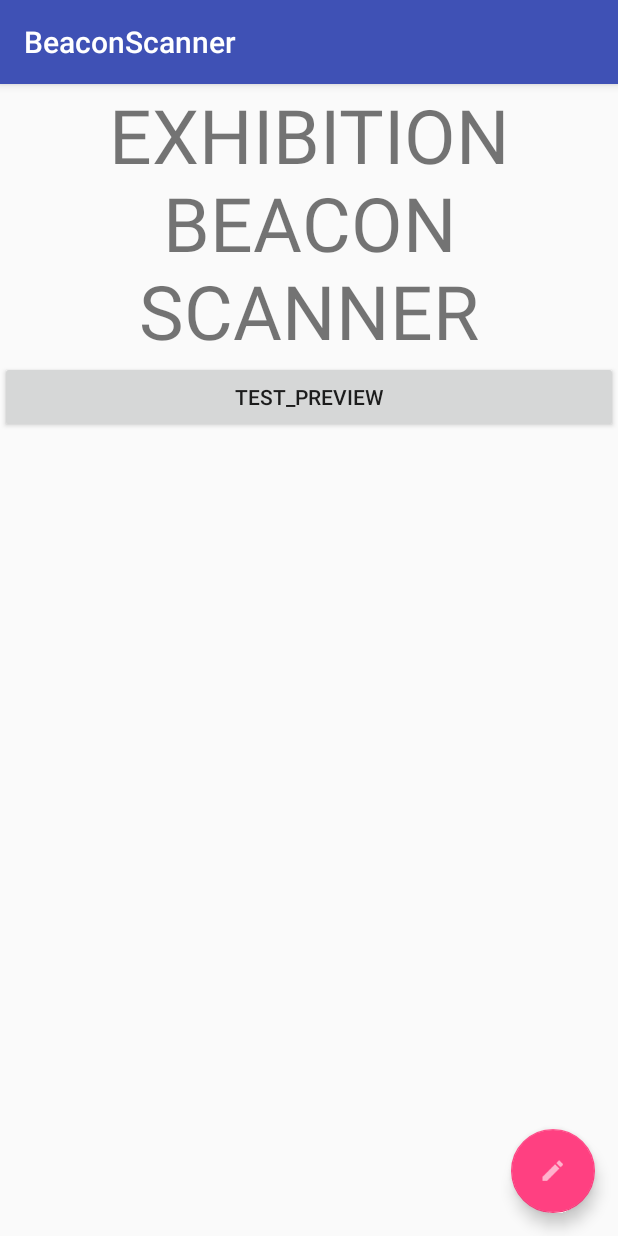
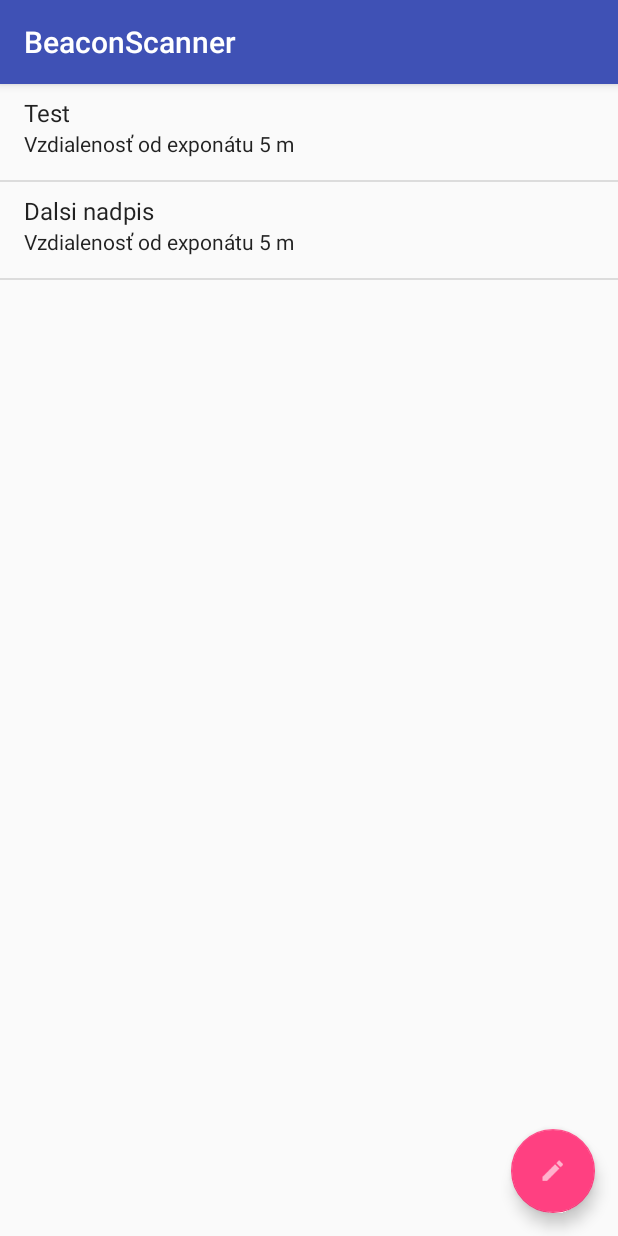
Before and after one commit to LuboZl/BeaconScannerAndroid, an Android app: the screen it shows after launch (MainActivity), on a phone screen of 412 x 824 dp. Run offline under Robolectric (Android 15) with nearby library versions, the phone set to English and light mode, and no system bars; our stand-ins replace Firebase (no records; nobody signed in at launch, a user with empty details on screens opened directly).

Commit message:
Added ListView to the main activity.

```diff
--- a/app/src/main/java/team1/com/beaconscanner/AddExhibit.java
+++ b/app/src/main/java/team1/com/beaconscanner/AddExhibit.java
@@ -1,6 +1,5 @@
 package team1.com.beaconscanner;
 
-import android.media.Image;
 import android.support.v7.app.AppCompatActivity;
 import android.os.Bundle;
 import android.util.Log;
--- a/app/src/main/java/team1/com/beaconscanner/Exhibit.java
+++ b/app/src/main/java/team1/com/beaconscanner/Exhibit.java
@@ -8,12 +8,14 @@ public class Exhibit {
     private String title;
     private String about;
     private String image;
+    private String distance;
 
     public Exhibit(String id, String title, String about, String image) {
         this.id = id;
         this.title = title;
         this.about = about;
         this.image = image;
+        this.distance = "5";
     }
 
     public String getId() {
@@ -47,4 +49,12 @@ public class Exhibit {
     public void setImage(String image) {
         this.image = image;
     }
+
+    public String getDistance() {
+        return distance;
+    }
+
+    public void setDistance(String distance) {
+        this.distance = distance;
+    }
 }
--- a/app/src/main/java/team1/com/beaconscanner/MainActivity.java
+++ b/app/src/main/java/team1/com/beaconscanner/MainActivity.java
@@ -3,51 +3,75 @@ package team1.com.beaconscanner;
 import android.bluetooth.BluetoothDevice;
 import android.content.Intent;
 import android.os.Bundle;
+import android.support.annotation.NonNull;
 import android.support.design.widget.FloatingActionButton;
 import android.support.v7.app.AppCompatActivity;
 import android.util.Log;
 import android.view.View;
+import android.view.ViewGroup;
+import android.widget.AdapterView;
+import android.widget.ArrayAdapter;
 import android.widget.Button;
+import android.widget.ListView;
+import android.widget.TextView;
+
+import java.util.ArrayList;
 
 public class MainActivity extends AppCompatActivity implements BluetoothScanner.BluetoothScannerListener {
     private ExhibitFirebase mExhibitFirebase;
     private BluetoothScanner mBluetoothScanner;
     private String TAG = "MainActivity";
+    private ListView exhibitionsListView;
 
     @Override
     protected void onCreate(Bundle savedInstanceState) {
         super.onCreate(savedInstanceState);
         setContentView(R.layout.activity_main);
 
+        exhibitionsListView = (ListView) findViewById(R.id.exhibitions);
         mExhibitFirebase = new ExhibitFirebase(this);
         mBluetoothScanner = new BluetoothScanner(this);
+
+        final ArrayList<Exhibit> exhibitions = new ArrayList<>();
+        exhibitions.add(new Exhibit("5", "Test", "Nejaky popis", "URL obrazku"));
+        exhibitions.add(new Exhibit("6", "Dalsi nadpis", "Iny popis", "URL obrazku"));
+
+        exhibitionsListView.setAdapter(new ArrayAdapter(this, android.R.layout.simple_list_item_2, android.R.id.text1, exhibitions) {
+            @NonNull
+            @Override
+            public View getView(int position, View convertView, ViewGroup parent) {
+                View view = super.getView(position, convertView, parent);
+                TextView text1 = (TextView) view.findViewById(android.R.id.text1);
+                TextView text2 = (TextView) view.findViewById(android.R.id.text2);
+
+                text1.setText(exhibitions.get(position).getTitle());
+                text2.setText("Vzdialenosť od exponátu "+ exhibitions.get(position).getDistance() + " m");
+                return view;
+            }
+        });
+        exhibitionsListView.setOnItemClickListener(new AdapterView.OnItemClickListener() {
+            @Override
+            public void onItemClick(AdapterView<?> arg0, View arg1, int position, long arg3) {
+                Object o = exhibitionsListView.getItemAtPosition(position);
+
+                Intent intent = new Intent(getBaseContext(), PreviewExhibit.class);
+                startActivity(intent);
+            }
+        });
 
         FloatingActionButton fab = (FloatingActionButton) findViewById(R.id.fab);
         fab.setOnClickListener(new View.OnClickListener() {
             @Override
             public void onClick(View view) {
-                Log.d(TAG,"fab clicked!");
-//                Intent intent = new Intent(this, AddExhibit.class);
                 Intent intent = new Intent(getBaseContext(), AddExhibit.class);
                 intent.putExtra("exhibit_edit",false);
-                startActivity(intent);
-//                goToNewExhibitActivity();
-            }
-        });
-        Button test_preview = (Button) findViewById(R.id.btn_preview);
-        test_preview.setOnClickListener(new View.OnClickListener() {
-            @Override
-            public void onClick(View view) {
-                Log.d(TAG,"btn_preview clicked!");
-                Intent intent = new Intent(getBaseContext(), PreviewExhibit.class);
                 startActivity(intent);
             }
         });
     }
 
     void addExhibitToFirebase(BluetoothDevice device){
-        Exhibit exhibit = new Exhibit(device.getAddress(), "Title", "About", null);
-        mExhibitFirebase.add(exhibit);
+        mExhibitFirebase.add(new Exhibit(device.getAddress(), "Title", "About", null));
     }
 
     @Override
@@ -87,7 +111,6 @@ public class MainActivity extends AppCompatActivity implements BluetoothScanner.
 
     @Override
     public void onDeviceFound(BluetoothDevice device) {
-        Log.d(TAG, "onDeviceFound");
         addExhibitToFirebase(device);
     }
 }
--- a/app/src/main/res/layout/activity_main.xml
+++ b/app/src/main/res/layout/activity_main.xml
@@ -1,27 +1,18 @@
 <?xml version="1.0" encoding="utf-8"?>
 <android.support.design.widget.CoordinatorLayout xmlns:android="http://schemas.android.com/apk/res/android"
-    xmlns:app="http://schemas.android.com/apk/res-auto"
     xmlns:tools="http://schemas.android.com/tools"
     android:layout_width="match_parent"
     android:layout_height="match_parent"
     android:fitsSystemWindows="true"
     tools:context="team1.com.beaconscanner.MainActivity">
 
-    <!--<android.support.design.widget.AppBarLayout-->
-        <!--android:layout_width="match_parent"-->
-        <!--android:layout_height="wrap_content"-->
-        <!--android:theme="@style/AppTheme.AppBarOverlay">-->
-
-        <!--<android.support.v7.widget.Toolbar-->
-            <!--android:id="@+id/toolbar"-->
-            <!--android:layout_width="match_parent"-->
-            <!--android:layout_height="?attr/actionBarSize"-->
-            <!--android:background="?attr/colorPrimary"-->
-            <!--app:popupTheme="@style/AppTheme.PopupOverlay" />-->
-
-    <!--</android.support.design.widget.AppBarLayout>-->
-
-    <include layout="@layout/content_main" />
+    <ListView
+        android:id="@+id/exhibitions"
+        android:layout_height="match_parent"
+        android:layout_width="match_parent"
+        android:clickable="true"
+        android:focusable="true">
+    </ListView>
 
     <android.support.design.widget.FloatingActionButton
         android:id="@+id/fab"
@@ -32,5 +23,4 @@
         android:tint="@android:color/white"
         android:src="@drawable/icon_edit"/>
 
-
 </android.support.design.widget.CoordinatorLayout>
```
